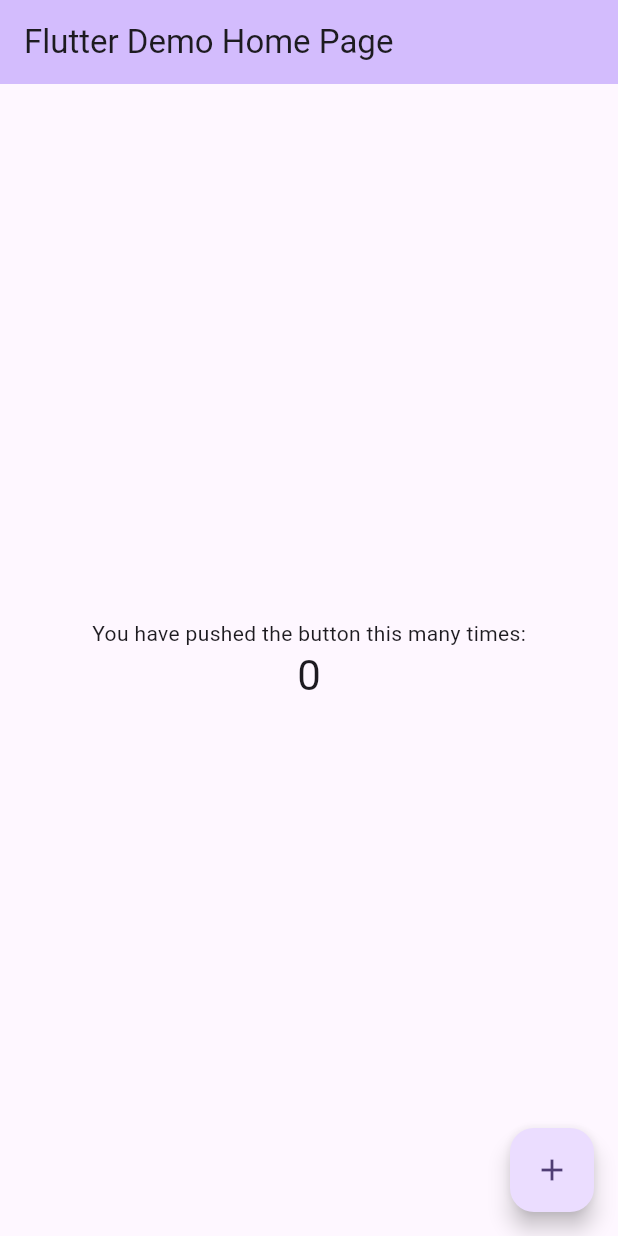
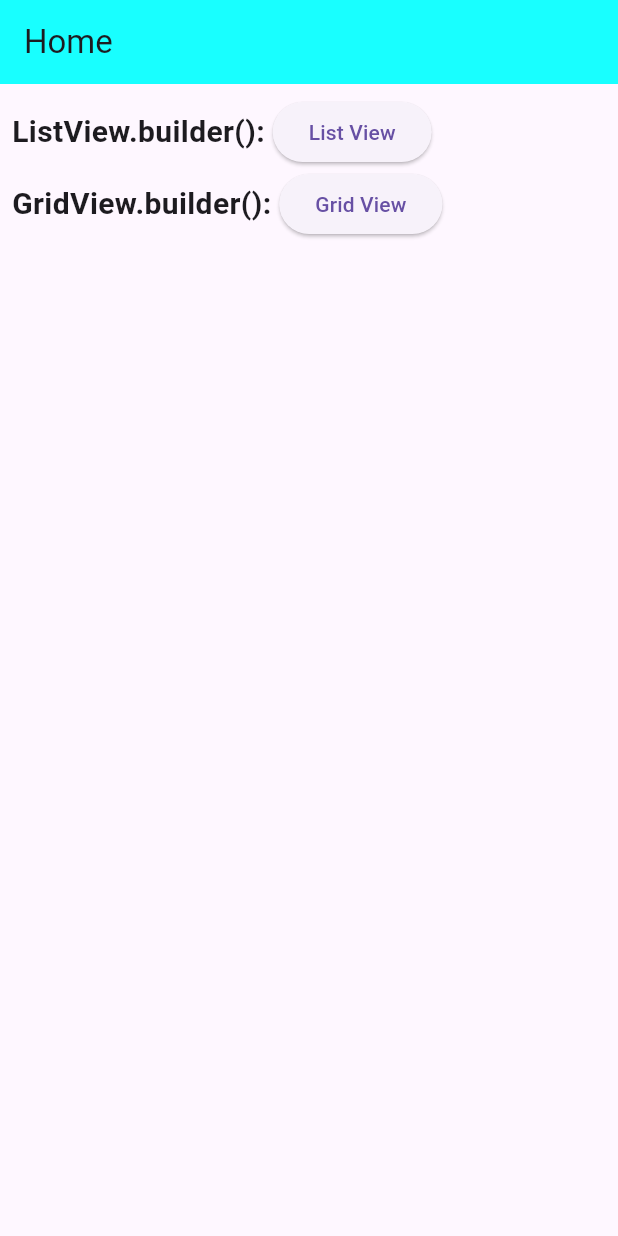
Before and after one commit to tejastidake-coditas/app_6, a Flutter app: the screen it shows after launch, on a phone screen of 412 x 824 dp. Run offline on Flutter 3.47's test engine with Material 3 defaults, Android fonts, the phone set to English and light mode, and no system bars.

Commit message:
Added ListView & GridView

```diff
--- a/lib/main.dart
+++ b/lib/main.dart
@@ -1,125 +1,17 @@
+import 'package:app_6/pages/homePage.dart';
 import 'package:flutter/material.dart';
 
 void main() {
-  runApp(const MyApp());
+  runApp(MyApp());
 }
 
 class MyApp extends StatelessWidget {
   const MyApp({super.key});
 
-  // This widget is the root of your application.
   @override
   Widget build(BuildContext context) {
     return MaterialApp(
-      title: 'Flutter Demo',
-      theme: ThemeData(
-        // This is the theme of your application.
-        //
-        // TRY THIS: Try running your application with "flutter run". You'll see
-        // the application has a purple toolbar. Then, without quitting the app,
-        // try changing the seedColor in the colorScheme below to Colors.green
-        // and then invoke "hot reload" (save your changes or press the "hot
-        // reload" button in a Flutter-supported IDE, or press "r" if you used
-        // the command line to start the app).
-        //
-        // Notice that the counter didn't reset back to zero; the application
-        // state is not lost during the reload. To reset the state, use hot
-        // restart instead.
-        //
-        // This works for code too, not just values: Most code changes can be
-        // tested with just a hot reload.
-        colorScheme: ColorScheme.fromSeed(seedColor: Colors.deepPurple),
-        useMaterial3: true,
-      ),
-      home: const MyHomePage(title: 'Flutter Demo Home Page'),
+      home: homePage(),
     );
   }
 }
-
-class MyHomePage extends StatefulWidget {
-  const MyHomePage({super.key, required this.title});
-
-  // This widget is the home page of your application. It is stateful, meaning
-  // that it has a State object (defined below) that contains fields that affect
-  // how it looks.
-
-  // This class is the configuration for the state. It holds the values (in this
-  // case the title) provided by the parent (in this case the App widget) and
-  // used by the build method of the State. Fields in a Widget subclass are
-  // always marked "final".
-
-  final String title;
-
-  @override
-  State<MyHomePage> createState() => _MyHomePageState();
-}
-
-class _MyHomePageState extends State<MyHomePage> {
-  int _counter = 0;
-
-  void _incrementCounter() {
-    setState(() {
-      // This call to setState tells the Flutter framework that something has
-      // changed in this State, which causes it to rerun the build method below
-      // so that the display can reflect the updated values. If we changed
-      // _counter without calling setState(), then the build method would not be
-      // called again, and so nothing would appear to happen.
-      _counter++;
-    });
-  }
-
-  @override
-  Widget build(BuildContext context) {
-    // This method is rerun every time setState is called, for instance as done
-    // by the _incrementCounter method above.
-    //
-    // The Flutter framework has been optimized to make rerunning build methods
-    // fast, so that you can just rebuild anything that needs updating rather
-    // than having to individually change instances of widgets.
-    return Scaffold(
-      appBar: AppBar(
-        // TRY THIS: Try changing the color here to a specific color (to
-        // Colors.amber, perhaps?) and trigger a hot reload to see the AppBar
-        // change color while the other colors stay the same.
-        backgroundColor: Theme.of(context).colorScheme.inversePrimary,
-        // Here we take the value from the MyHomePage object that was created by
-        // the App.build method, and use it to set our appbar title.
-        title: Text(widget.title),
-      ),
-      body: Center(
-        // Center is a layout widget. It takes a single child and positions it
-        // in the middle of the parent.
-        child: Column(
-          // Column is also a layout widget. It takes a list of children and
-          // arranges them vertically. By default, it sizes itself to fit its
-          // children horizontally, and tries to be as tall as its parent.
-          //
-          // Column has various properties to control how it sizes itself and
-          // how it positions its children. Here we use mainAxisAlignment to
-          // center the children vertically; the main axis here is the vertical
-          // axis because Columns are vertical (the cross axis would be
-          // horizontal).
-          //
-          // TRY THIS: Invoke "debug painting" (choose the "Toggle Debug Paint"
-          // action in the IDE, or press "p" in the console), to see the
-          // wireframe for each widget.
-          mainAxisAlignment: MainAxisAlignment.center,
-          children: <Widget>[
-            const Text(
-              'You have pushed the button this many times:',
-            ),
-            Text(
-              '$_counter',
-              style: Theme.of(context).textTheme.headlineMedium,
-            ),
-          ],
-        ),
-      ),
-      floatingActionButton: FloatingActionButton(
-        onPressed: _incrementCounter,
-        tooltip: 'Increment',
-        child: const Icon(Icons.add),
-      ), // This trailing comma makes auto-formatting nicer for build methods.
-    );
-  }
-}
--- /dev/null
+++ b/lib/pages/homePage.dart
@@ -0,0 +1,60 @@
+import 'package:flutter/material.dart';
+
+import 'GridViewPage.dart';
+
+import 'ListViewPage.dart';
+
+void main() {
+  runApp(homePage());
+}
+
+class homePage extends StatefulWidget {
+  const homePage({super.key});
+
+  @override
+  State<homePage> createState() => _homePageState();
+}
+
+class _homePageState extends State<homePage> {
+  bool isClicked = false;
+
+  @override
+  Widget build(BuildContext context) {
+    return MaterialApp(
+      home: Scaffold(
+          appBar: AppBar(
+            title: Text("Home"),
+            backgroundColor: Colors.cyanAccent,
+          ),
+          body: Padding(
+            padding: const EdgeInsets.all(8.0),
+            child: Column(
+              children: [
+                Row(children: [
+                  Text("ListView.builder(): ", style: TextStyle(fontWeight: FontWeight.bold, fontSize: 20),),
+                  ElevatedButton(
+                      onPressed: () {
+                        Navigator.push(
+                            context,
+                            MaterialPageRoute(
+                                builder: (context) => ListViewPage()));
+                      },
+                      child: Text("List View")),
+                ]),
+                Row(children: [
+                  Text("GridView.builder(): ", style: TextStyle(fontWeight: FontWeight.bold, fontSize: 20),),
+                  ElevatedButton(
+                      onPressed: () {
+                        Navigator.push(
+                            context,
+                            MaterialPageRoute(
+                                builder: (context) => GridViewPage()));
+                      },
+                      child: Text("Grid View")),
+                ]),
+              ],
+            ),
+          )),
+    );
+  }
+}
```
Also changed, not shown: lib/pages/GridViewPage.dart (added, +34 -0 lines), lib/pages/ListViewPage.dart (added, +55 -0 lines), 1 other file.
